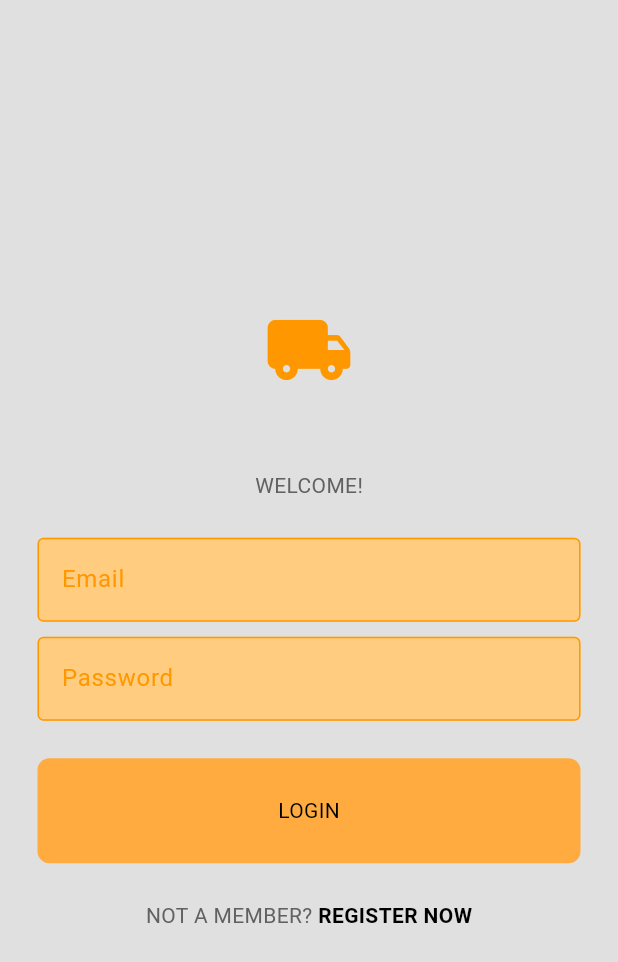
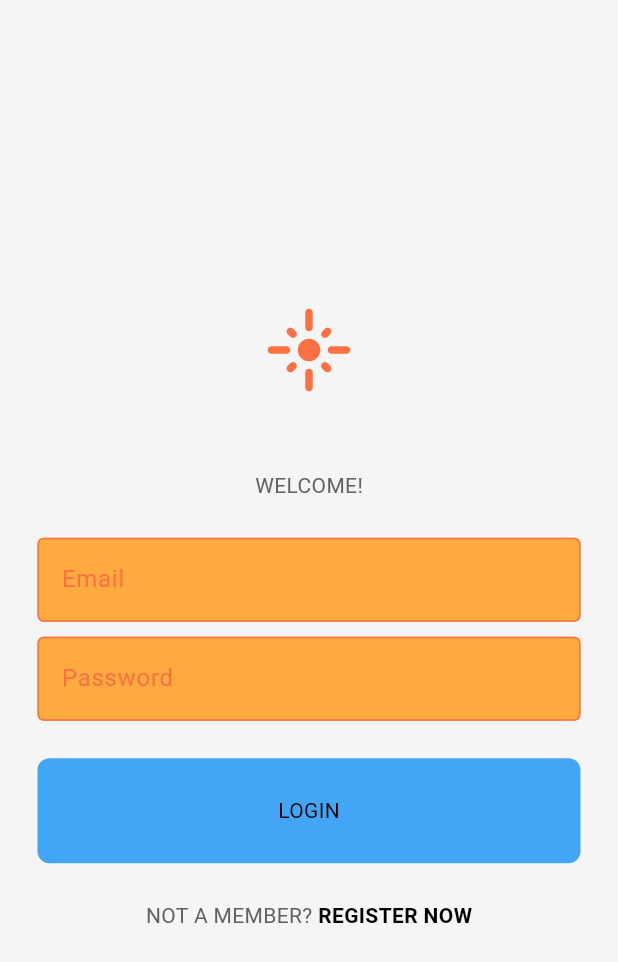
Before and after one commit to RaphaelChevallier/Flare, a Flutter app: the screen it shows after launch, on a phone screen of 412 x 824 dp. Shown: the top 962 px of the screen. Run offline on Flutter 3.47's test engine with Material 3 defaults, Android fonts, the phone set to English and light mode, and no system bars; drawn by our look-alikes of flutter_platform_widgets; our stand-ins replace google_maps_flutter, permission_handler, supabase_flutter; missing offline and left inert: flutter_radar; accounts and stored records are empty.

Commit message:
completed adding map

```diff
--- a/flare/lib/components/my_drawer.dart
+++ b/flare/lib/components/my_drawer.dart
@@ -25,7 +25,7 @@ class MyDrawer extends StatelessWidget {
                 children: [
                   DrawerHeader(
                       child: Center(
-                    child: Icon(Icons.local_shipping_rounded,
+                    child: Icon(Icons.flare_rounded,
                         color: Theme.of(context).colorScheme.primary, size: 40),
                   )),
                   Padding(
--- a/flare/lib/main.dart
+++ b/flare/lib/main.dart
@@ -2,6 +2,7 @@ import 'package:flare/auth/auth_gate.dart';
 import 'package:flutter/cupertino.dart';
 import 'package:flutter/material.dart';
 import 'package:flutter_platform_widgets/flutter_platform_widgets.dart';
+import 'package:flutter_radar/flutter_radar.dart';
 import 'package:supabase_flutter/supabase_flutter.dart';
 
 import 'themes/dark_mode.dart';
@@ -9,12 +10,14 @@ import 'themes/light_mode.dart';
 
 const supabaseUrl = String.fromEnvironment('SUPABASE_URL');
 const supabaseKey = String.fromEnvironment('SUPABASE_KEY');
+const radarPublicKey = String.fromEnvironment('RADAR_PK');
 
 Future<void> main() async {
   await Supabase.initialize(
     url: supabaseUrl,
     anonKey: supabaseKey,
   );
+  await Radar.initialize(radarPublicKey);
   runApp(const MyApp());
 }
 
--- a/flare/lib/pages/login_page/login_page_mobile_body.dart
+++ b/flare/lib/pages/login_page/login_page_mobile_body.dart
@@ -37,7 +37,7 @@ class LoginPageMobileScaffold extends StatelessWidget {
           mainAxisAlignment: MainAxisAlignment.center,
           children: [
             //logo
-            Icon(Icons.local_shipping_rounded,
+            Icon(Icons.flare_rounded,
                 size: 60, color: Theme.of(context).colorScheme.primary),
             const SizedBox(height: 50),
             //welcome message
--- a/flare/lib/pages/register_page/register_page_mobile_body.dart
+++ b/flare/lib/pages/register_page/register_page_mobile_body.dart
@@ -49,7 +49,7 @@ class RegisterPageMobileScaffold extends StatelessWidget {
           mainAxisAlignment: MainAxisAlignment.center,
           children: [
             //logo
-            Icon(Icons.local_shipping_rounded,
+            Icon(Icons.flare_rounded,
                 size: 60, color: Theme.of(context).colorScheme.primary),
             const SizedBox(height: 50),
             //welcome message
--- a/flare/lib/themes/dark_mode.dart
+++ b/flare/lib/themes/dark_mode.dart
@@ -1,15 +1,24 @@
 import 'package:flutter/cupertino.dart';
 import 'package:flutter/material.dart';
+import 'package:flutter/services.dart';
 
 ThemeData darkMode = ThemeData(
-    brightness: Brightness.dark,
-    colorScheme: ColorScheme.dark(
-        surface: Colors.grey[800]!,
-        primary: Colors.deepOrange,
-        secondary: Colors.deepOrangeAccent));
+  brightness: Brightness.dark,
+  colorScheme: const ColorScheme.dark(
+    primary: Color(0xFFFF8A65), // Lighter Orange
+    secondary: Color(0xFF64B5F6), // Lighter Blue
+    surface: Color(0xFF121212), // Dark Gray
+    tertiary: Color(0xFFFFCC80),
+  ),
+  appBarTheme: const AppBarTheme(
+    systemOverlayStyle:
+        SystemUiOverlayStyle.light, // Ensures light icons on dark background
+  ),
+);
 
-CupertinoThemeData darkModeCupertino = CupertinoThemeData(
-    brightness: Brightness.dark,
-    scaffoldBackgroundColor: Colors.grey[800]!,
-    primaryColor: Colors.deepOrange,
-    primaryContrastingColor: Colors.deepOrangeAccent);
+CupertinoThemeData darkModeCupertino = const CupertinoThemeData(
+  brightness: Brightness.dark,
+  scaffoldBackgroundColor: Color(0xFF121212), // Dark Gray
+  primaryColor: Color(0xFFFF8A65), // Lighter Orange
+  primaryContrastingColor: Color(0xFF64B5F6),
+);
--- a/flare/lib/themes/light_mode.dart
+++ b/flare/lib/themes/light_mode.dart
@@ -1,16 +1,24 @@
 import 'package:flutter/cupertino.dart';
 import 'package:flutter/material.dart';
+import 'package:flutter/services.dart';
 
 ThemeData lightMode = ThemeData(
-    brightness: Brightness.light,
-    colorScheme: ColorScheme.light(
-        surface: Colors.grey[300]!,
-        primary: Colors.orange,
-        secondary: Colors.orangeAccent,
-        tertiary: Colors.orange[200]!));
+  brightness: Brightness.light,
+  colorScheme: const ColorScheme.light(
+    primary: Color(0xFFFF7043), // Orange
+    secondary: Color(0xFF42A5F5), // Blue
+    surface: Color(0xF5F5F5F5), // White
+    tertiary: Color(0xFFFFAB40),
+  ),
+  appBarTheme: const AppBarTheme(
+    systemOverlayStyle:
+        SystemUiOverlayStyle.dark, // Ensures dark icons on light background
+  ),
+);
 
-CupertinoThemeData lightModeCupertino = CupertinoThemeData(
-    brightness: Brightness.light,
-    scaffoldBackgroundColor: Colors.grey[300]!,
-    primaryColor: Colors.orange,
-    primaryContrastingColor: Colors.orangeAccent);
+CupertinoThemeData lightModeCupertino = const CupertinoThemeData(
+  brightness: Brightness.light,
+  scaffoldBackgroundColor: Color(0xF5F5F5F5), // White
+  primaryColor: Color(0xFFFF7043), // Orange
+  primaryContrastingColor: Color(0xFF42A5F5),
+);
```
Also changed, not shown: flare/assets/map_styles.json (added, +230 -0 lines), flare/lib/components/my_map.dart (added, +101 -0 lines), flare/lib/pages/home.dart (+11 -2 lines), flare/pubspec.yaml (+8 -6 lines), flare/pubspec.lock, 6 other files.
